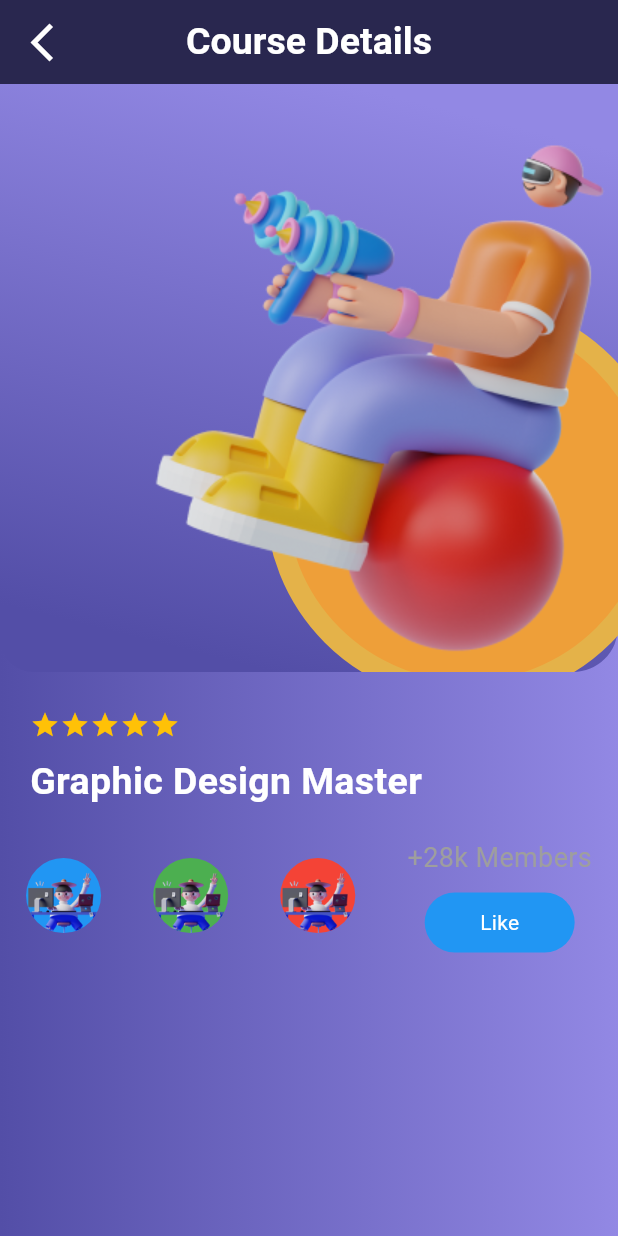
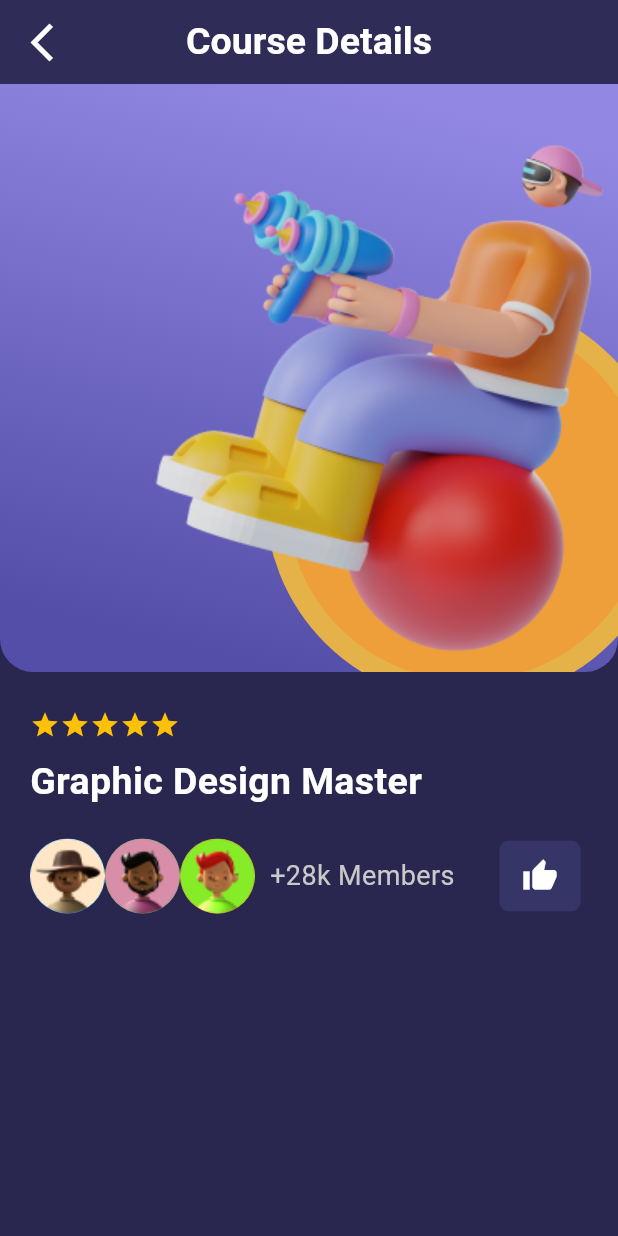
Before and after one commit to harleymamalias/online_course_app_ui, a Flutter app: the screen it shows after launch, after a tap on "Recommended", on a phone screen of 412 x 824 dp. Run offline on Flutter 3.47's test engine with Material 2 defaults, Android fonts, the phone set to English and light mode, and no system bars.

Commit message:
added a container for members and a like button inside a container

```diff
--- a/lib/pages/course_details.dart
+++ b/lib/pages/course_details.dart
@@ -2,7 +2,6 @@ import 'package:flutter/material.dart';
 import 'package:online_course_app_ui/pages/my_home_page.dart';
 import 'package:online_course_app_ui/colors/app_color.dart' as app_color;
 import 'package:online_course_app_ui/widgets/course_detail_heading.dart';
-import 'package:online_course_app_ui/widgets/stars_rating.dart';
 
 class CourseDetails extends StatelessWidget {
   const CourseDetails({Key? key});
@@ -14,6 +13,7 @@ class CourseDetails extends StatelessWidget {
       child: Scaffold(
         appBar: AppBar(
           backgroundColor: app_color.bgColor,
+          elevation: 10,
           title: const Text(
             'Course Details',
             style: TextStyle(
@@ -34,16 +34,7 @@ class CourseDetails extends StatelessWidget {
           ),
         ),
         body: Container(
-          decoration: const BoxDecoration(
-            gradient: LinearGradient(
-              begin: Alignment.topRight,
-              end: Alignment.topLeft,
-              colors: [
-                Color(0xFF9288E4),
-                Color(0xFF534EA7),
-              ],
-            ),
-          ),
+          color: app_color.bgColor,
           child: Column(
             children: [
               Container(
@@ -53,17 +44,12 @@ class CourseDetails extends StatelessWidget {
                   gradient: LinearGradient(
                     begin: Alignment(0.23, -0.97),
                     end: Alignment(-0.23, 0.97),
-                    colors: [
-                      Color(0xFF9288E4),
-                      Color(0xFF534EA7),
-                    ],
+                    colors: [Color(0xFF9288E4), Color(0xFF534EA7)],
                   ),
                   shape: RoundedRectangleBorder(
                       borderRadius: BorderRadius.only(
                           bottomLeft: Radius.circular(22),
-                      bottomRight: Radius.circular(30),
-                    ),
-                  ),
+                          bottomRight: Radius.circular(22))),
                 ),
                 child: Stack(
                   children: [
@@ -100,22 +86,22 @@ class CourseDetails extends StatelessWidget {
               const SizedBox(height: 20),
               const CourseDetailHeadingTitle(),
               const SizedBox(height: 20),
-              Row(
-                mainAxisAlignment: MainAxisAlignment.spaceAround,
+              Container(
+                margin: const EdgeInsets.only(left: 20),
+                child: Row(
+                  mainAxisAlignment: MainAxisAlignment.start,
                   children: [
-                  Positioned(
-                    left: 0,
-                    child: Container(
+                    Container(
                       width: 50,
                       height: 50,
                       decoration: const BoxDecoration(
                         shape: BoxShape.circle,
-                        color: Colors.blue, // Set the desired color
+                        color: Colors.blue,
                       ),
                       child: Center(
                         child: ClipOval(
                           child: Image.asset(
-                            'assets/Saly-10.png',
+                            'assets/Ellipse-3.png',
                             height: 60,
                             width: 56,
                             fit: BoxFit.cover,
@@ -123,20 +109,17 @@ class CourseDetails extends StatelessWidget {
                         ),
                       ),
                     ),
-                  ),
-                  Positioned(
-                    left: 30,
-                    child: Container(
+                    Container(
                       width: 50,
                       height: 50,
                       decoration: const BoxDecoration(
                         shape: BoxShape.circle,
-                        color: Colors.green, // Set the desired color
+                        color: Colors.green,
                       ),
                       child: Center(
                         child: ClipOval(
                           child: Image.asset(
-                            'assets/Saly-10.png',
+                            'assets/Ellipse-4.png',
                             height: 56,
                             width: 56,
                             fit: BoxFit.cover,
@@ -144,20 +127,17 @@ class CourseDetails extends StatelessWidget {
                         ),
                       ),
                     ),
-                  ),
-                  Positioned(
-                    left: 60,
-                    child: Container(
+                    Container(
                       width: 50,
                       height: 50,
                       decoration: const BoxDecoration(
                         shape: BoxShape.circle,
-                        color: Colors.red, // Set the desired color
+                        color: Colors.red,
                       ),
                       child: Center(
                         child: ClipOval(
                           child: Image.asset(
-                            'assets/Saly-10.png',
+                            'assets/Ellipse-5.png',
                             height: 56,
                             width: 56,
                             fit: BoxFit.cover,
@@ -165,37 +145,36 @@ class CourseDetails extends StatelessWidget {
                         ),
                       ),
                     ),
-                  ),
-                  Column(
-                    crossAxisAlignment: CrossAxisAlignment.center,
-                    children: [
-                      Text(
+                    const SizedBox(width: 10),
+                    const Text(
                       '+28k Members',
                       style: TextStyle(
+                          color: Color(0xFFC9C9C9),
                           fontSize: 18,
-                          color: Colors.grey,
+                          fontWeight: FontWeight.w400),
                     ),
+                    const SizedBox(width: 30),
+                    Container(
+                      width: 54,
+                      height: 47,
+                      decoration: ShapeDecoration(
+                        color: const Color(0xFF353567),
+                        shape: RoundedRectangleBorder(
+                            borderRadius: BorderRadius.circular(6)),
                       ),
-                      const SizedBox(height: 10),
-                      Container(
-                        width: 100,
-                        height: 40,
-                        decoration: BoxDecoration(
-                          color: Colors.blue,
-                          borderRadius: BorderRadius.circular(20),
-                        ),
-                        child: Center(
-                          child: Text(
-                            'Like',
-                            style: TextStyle(
+                      child: IconButton(
+                        onPressed: () {},
+                        icon: const Icon(
+                          Icons.thumb_up,
                           color: Colors.white,
-                            ),
                         ),
                       ),
                     ),
                   ],
                 ),
-                ],
+              ),
+              const SizedBox(
+                height: 10,
               ),
             ],
           ),
--- a/lib/widgets/big_card_new_class.dart
+++ b/lib/widgets/big_card_new_class.dart
@@ -8,7 +8,7 @@ class BigCardNewClass extends StatelessWidget {
 
   @override
   Widget build(BuildContext context) {
-    const saly_10 = AssetImage('assets/Saly-10.png');
+    const saly_36 = AssetImage('assets/Saly-36.png');
 
     return Stack(
       children: [
@@ -46,8 +46,10 @@ class BigCardNewClass extends StatelessWidget {
                 bottom: 0,
                 right: 0,
                 child: Image(
-                  image: saly_10,
+                  image: saly_36,
                   alignment: Alignment.bottomRight,
+                  width: 400,
+                  height: 200,
                 ),
               ),
             ],
--- a/lib/widgets/course_detail_heading.dart
+++ b/lib/widgets/course_detail_heading.dart
@@ -10,7 +10,7 @@ class CourseDetailHeadingTitle extends StatelessWidget {
   @override
   Widget build(BuildContext context) {
       return Container(
-        margin: EdgeInsets.only(left: 20, top: 5),
+        margin: const EdgeInsets.only(left: 20, top: 5),
         child: const Column(
           crossAxisAlignment: CrossAxisAlignment.start,
           children: [
```
Also changed, not shown: assets/Ellipse-3.png (added), assets/Ellipse-4.png (added), assets/Ellipse-5.png (added), assets/Ellipse-6.png (added). Lines whose indentation alone changed are shown as unchanged.
